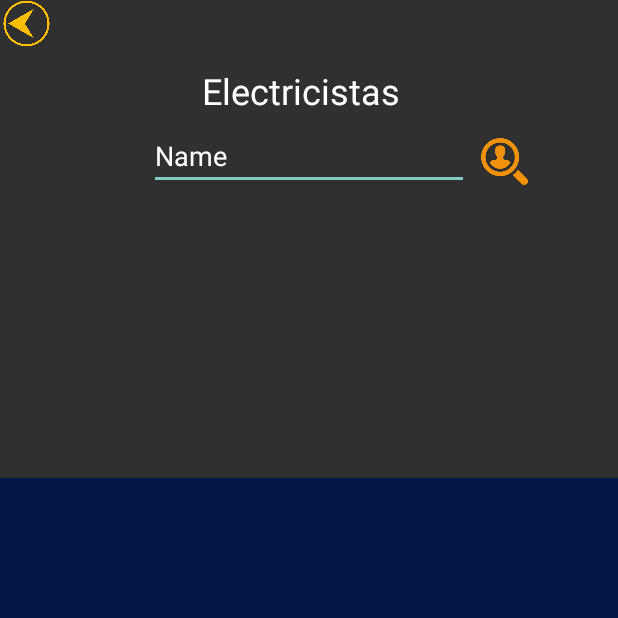
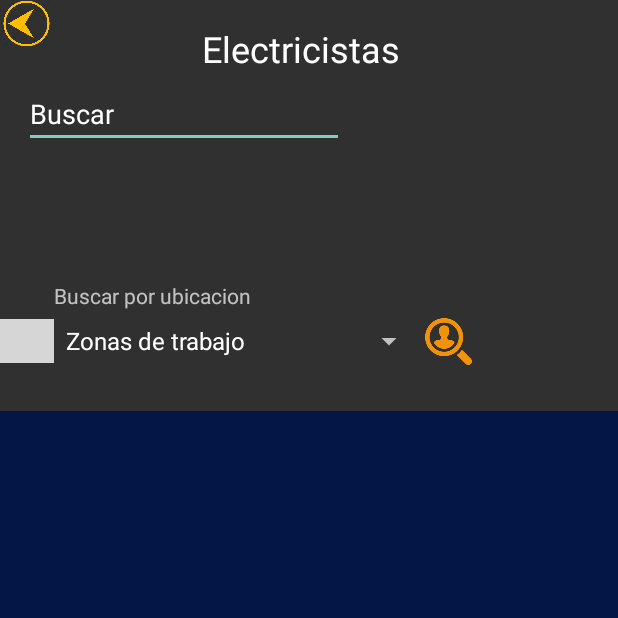
Before and after one commit to GaezOrt/SolveIt, an Android app: the Electricidad screen opened directly, with no data from a screen before it, on a phone screen of 412 x 824 dp, the top half of it. Run offline under Robolectric (Android 15) with nearby library versions, the phone set to English and light mode, and no system bars; our stand-ins replace CircleImageView; grey boxes are pictures that could not be loaded.

Commit message:
Todo okay. *Busqueda interiorizada en base a la localizacion

```diff
--- a/app/build.gradle
+++ b/app/build.gradle
@@ -30,7 +30,10 @@ dependencies {
         compile 'pl.droidsonroids.gif:android-gif-drawable:1.2.+'
         compile 'com.github.bumptech.glide:glide:3.7.0'
         compile 'com.android.support:support-v4:23.4.0'
-    })
+        compile 'com.sothree.slidinguppanel:library:3.4.0'
+    }
+
+    )
 
 
     implementation 'com.android.support:appcompat-v7:26.0.0-alpha1'
--- a/app/src/main/java/gunner/gunner/Electricidad.java
+++ b/app/src/main/java/gunner/gunner/Electricidad.java
@@ -13,15 +13,19 @@ import android.view.View;
 import android.widget.AdapterView;
 import android.widget.ArrayAdapter;
 import android.widget.Button;
+import android.widget.CheckBox;
+import android.widget.EditText;
 import android.widget.ImageView;
 import android.widget.ListView;
 import android.widget.RatingBar;
+import android.widget.Spinner;
 import android.widget.TextView;
 
 import com.bumptech.glide.Glide;
 import com.bumptech.glide.request.target.GlideDrawableImageViewTarget;
 
 import java.util.ArrayList;
+import java.util.Calendar;
 import java.util.Iterator;
 import java.util.List;
 
@@ -29,10 +33,13 @@ import static android.view.View.INVISIBLE;
 import static android.view.View.VISIBLE;
 import static gunner.gunner.R.id.all;
 import static gunner.gunner.R.id.button2;
+import static gunner.gunner.R.id.editText6;
 import static gunner.gunner.R.id.imageView10;
 import static gunner.gunner.R.id.imageView5;
+import static gunner.gunner.R.id.imageView6;
 import static gunner.gunner.R.id.lista;
 
+import static gunner.gunner.R.id.spinner2;
 import static gunner.gunner.R.id.swiperefresh;
 import static gunner.gunner.R.id.textView27;
 
@@ -40,8 +47,9 @@ import static gunner.gunner.R.id.textView27;
  * Created by Gaston on 11/18/2019.
  */
 
-public class Electricidad extends AppCompatActivity {
+public class Electricidad extends AppCompatActivity implements MultiSpinner.MultiSpinnerListener{
 
+    static String location;
     static int comentarios;
     static ArrayList<Electricista> electricistas =new ArrayList<Electricista>();
     static boolean showLoad;
@@ -49,10 +57,37 @@ public class Electricidad extends AppCompatActivity {
     protected void onCreate(Bundle savedInstanceState) {
 
 
-
         setTheme(R.style.Theme_Design_NoActionBar);
         super.onCreate(savedInstanceState);
         setContentView(R.layout.electr);
+
+
+        MultiSpinner ms = (MultiSpinner) findViewById(R.id.spinner2);
+        List<String> list = new ArrayList<String>();
+        list.add("Palermo");
+        list.add("Recoleta");
+        list.add("Almagro");
+        list.add("Caballito");
+        list.add("Boedo");
+        list.add("Belgrano");
+        list.add("Villa Pueyrredon");
+        list.add("Villa Urquiza");
+        list.add("Flores");
+        list.add("Lugano");
+        ms.setItems(list, "Zonas de trabajo", this);
+
+        ImageView search=(ImageView)findViewById(imageView6);
+        EditText edit=(EditText)findViewById(editText6);
+        Intent r = new Intent(this, DownloadStuffInBackground.class);
+        search.setOnClickListener((v)->{
+            Electricidad.electricistas.clear();
+            DownloadStuffInBackground.lookForLocation=true;
+            Spinner spinner= (Spinner)findViewById(spinner2);
+            DownloadStuffInBackground.LookingAfterLocation=spinner.getSelectedItem().toString();
+            startService(r);
+            adapter.notifyDataSetChanged();
+
+        });
 
         adapter = new MyListAdaptor(this,R.layout.list_view,electricistas);
         final ListView listView= (ListView) findViewById(lista);
@@ -120,4 +155,9 @@ public class Electricidad extends AppCompatActivity {
     public static void runOnUI(Runnable runnable) {
         UIHandler.post(runnable);
     }
+
+    @Override
+    public void onItemsSelected(boolean[] selected) {
+
+    }
 }
--- a/app/src/main/java/gunner/gunner/MainActivity.java
+++ b/app/src/main/java/gunner/gunner/MainActivity.java
@@ -17,6 +17,7 @@ import android.os.Bundle;
 import android.view.Gravity;
 import android.view.MenuItem;
 import android.view.View;
+import android.view.ViewGroup;
 import android.view.animation.Animation;
 import android.view.animation.AnimationUtils;
 import android.widget.Button;
@@ -61,6 +62,7 @@ public class MainActivity extends AppCompatActivity implements NavigationView.On
     static boolean gasista;
     static boolean cerrajero;
     static boolean albanil;
+    private View hiddenPanel;
 
     @Override
     protected void onCreate(Bundle savedInstanceState) {
@@ -72,6 +74,7 @@ public class MainActivity extends AppCompatActivity implements NavigationView.On
 
             builder1.setMessage("Se creo la cuenta correctamente");
             builder1.setCancelable(true);
+
             builder1.setPositiveButton(
                     "Ok",
                     new DialogInterface.OnClickListener() {
@@ -245,4 +248,5 @@ public class MainActivity extends AppCompatActivity implements NavigationView.On
         }
         return false;
     }
+
 }
--- a/app/src/main/java/gunner/gunner/SignUp.java
+++ b/app/src/main/java/gunner/gunner/SignUp.java
@@ -143,8 +143,6 @@ public class SignUp extends AppCompatActivity  implements MultiSpinner.MultiSpin
         list.add("Flores");
         list.add("Lugano");
         ms.setItems(list, "Zonas de trabajo", this);
-
-
 
 
         //Date of birth
@@ -316,8 +314,6 @@ public class SignUp extends AppCompatActivity  implements MultiSpinner.MultiSpin
                         location=spinner.getSelectedItem().toString();
                         SignUpService.location=location;
 
-
-
                         CheckBox electricista= (CheckBox) findViewById(Electricista);
                         if(electricista.isChecked()){
                             MainActivity.electricista=true;
--- /dev/null
+++ b/app/src/main/res/anim/bottom_up.xml
@@ -0,0 +1,6 @@
+<?xml version="1.0" encoding="utf-8"?>
+<set xmlns:android="http://schemas.android.com/apk/res/android">
+    <translate android:fromYDelta="75%p" android:toYDelta="0%p"
+        android:fillAfter="true"
+        android:duration="500"/>
+</set>
--- a/app/src/main/res/drawable/rounded_list.xml
+++ b/app/src/main/res/drawable/rounded_list.xml
@@ -3,7 +3,7 @@
     android:shape="rectangle">
     <gradient android:startColor="#05247E" android:endColor="#05247E"
         android:angle="270"/>
-
+    <stroke android:width="2dp" android:color="#FFFFFF" />
     <corners android:bottomRightRadius="20dp" android:bottomLeftRadius="20dp"
         android:topLeftRadius="20dp" android:topRightRadius="20dp"/>
 </shape>
--- a/app/src/main/res/layout/activity_main.xml
+++ b/app/src/main/res/layout/activity_main.xml
@@ -1,4 +1,5 @@
 <?xml version="1.0" encoding="utf-8"?>
+
 <android.support.v4.widget.DrawerLayout
     xmlns:android="http://schemas.android.com/apk/res/android"
     xmlns:app="http://schemas.android.com/apk/res-auto"
@@ -56,6 +57,7 @@
             tools:layout_constraintBottom_creator="1"
             tools:layout_constraintRight_creator="1"
             tools:layout_constraintTop_creator="1" />
+
 
         <Button
             android:id="@+id/button9"
@@ -324,4 +326,5 @@
         android:background="@drawable/gradient"
         android:id="@+id/nav_viw">
     </android.support.design.widget.NavigationView>
+
 </android.support.v4.widget.DrawerLayout>
--- a/app/src/main/res/layout/electr.xml
+++ b/app/src/main/res/layout/electr.xml
@@ -6,12 +6,30 @@
     android:layout_height="match_parent">
 
 
+    <gunner.gunner.MultiSpinner
+        android:id="@+id/spinner2"
+        android:layout_width="247dp"
+        android:layout_height="25dp"
+        app:layout_constraintBottom_toTopOf="@+id/swiperefresh"
+        app:layout_constraintStart_toEndOf="@+id/imageView22"
+        app:layout_constraintTop_toBottomOf="@+id/editText6"
+        app:layout_constraintVertical_bias="0.775" />
+
+    <ImageView
+        android:id="@+id/imageView22"
+        android:layout_width="36dp"
+        android:layout_height="29dp"
+        app:layout_constraintBottom_toBottomOf="@+id/spinner2"
+        app:layout_constraintStart_toStartOf="parent"
+        app:layout_constraintTop_toTopOf="@+id/spinner2"
+        app:srcCompat="@drawable/location" />
+
     <TextView
         android:id="@+id/textView2"
         style="@android:style/Widget.DeviceDefault.Light.TextView"
         android:layout_width="155dp"
         android:layout_height="37dp"
-        android:layout_marginTop="44dp"
+        android:layout_marginTop="16dp"
         android:background="@drawable/empty_background"
         android:text=" Electricistas"
         android:textAppearance="@style/TextAppearance.AppCompat.Body1"
@@ -20,11 +38,10 @@
         app:layout_constraintStart_toStartOf="parent"
         app:layout_constraintTop_toTopOf="parent" />
 
-
     <android.support.v4.widget.SwipeRefreshLayout
         android:id="@+id/swiperefresh"
-        android:layout_width="412dp"
-        android:layout_height="505dp"
+        android:layout_width="match_parent"
+        android:layout_height="550dp"
 
         android:background="#031646"
         app:layout_constraintBottom_toBottomOf="parent"
@@ -36,8 +53,8 @@
             android:layout_width="412dp"
             android:layout_height="500dp"
             android:layout_marginTop="76dp"
+            android:divider="#031646"
             android:dividerHeight="30.0sp"
-            android:divider="#031646"
             app:layout_constraintEnd_toEndOf="parent"
             app:layout_constraintHorizontal_bias="0.494"
             app:layout_constraintStart_toStartOf="parent"
@@ -61,9 +78,10 @@
         android:layout_height="wrap_content"
         android:ems="10"
         android:inputType="textPersonName"
-        android:text="Name"
+        android:text="Buscar"
         android:textColor="#FFFFFF"
         app:layout_constraintEnd_toEndOf="parent"
+        app:layout_constraintHorizontal_bias="0.08"
         app:layout_constraintStart_toStartOf="parent"
         app:layout_constraintTop_toBottomOf="@+id/textView2" />
 
@@ -71,9 +89,18 @@
         android:id="@+id/imageView6"
         android:layout_width="31dp"
         android:layout_height="38dp"
-        android:layout_marginStart="8dp"
-        app:layout_constraintBottom_toBottomOf="@+id/editText6"
-        app:layout_constraintStart_toEndOf="@+id/editText6"
+        app:layout_constraintBottom_toBottomOf="@+id/spinner2"
+        app:layout_constraintStart_toEndOf="@+id/spinner2"
+        app:layout_constraintTop_toTopOf="@+id/spinner2"
         app:srcCompat="@drawable/lupa" />
 
+    <TextView
+        android:id="@+id/textView29"
+        android:layout_width="wrap_content"
+        android:layout_height="wrap_content"
+        android:layout_marginBottom="8dp"
+        android:text="Buscar por ubicacion"
+        app:layout_constraintBottom_toTopOf="@+id/spinner2"
+        app:layout_constraintStart_toStartOf="@+id/spinner2" />
+
 </android.support.constraint.ConstraintLayout>
--- a/app/src/main/res/values/styles.xml
+++ b/app/src/main/res/values/styles.xml
@@ -6,7 +6,7 @@
         <item name="colorPrimary">@color/colorPrimary</item>
         <item name="colorPrimaryDark">@color/colorPrimaryDark</item>
         <item name="colorAccent">@color/naranja</item>
-
+        <item name="android:windowActionBarOverlay">true</item>
     </style>
     <style name="ratingBarStyle" parent="@android:style/Widget.RatingBar">
 
--- a/build.gradle
+++ b/build.gradle
@@ -21,6 +21,7 @@ allprojects {
             url 'https://maven.google.com'
             name 'Google'
         }
+
     }
 }
 
```
Also changed, not shown: app/src/main/java/gunner/gunner/DownloadStuffInBackground.java (+7 -1 lines), app/src/main/java/gunner/gunner/FindInDatabase.java (+74 -0 lines), app/src/main/res/anim/bottom_down.xml (added, +8 -0 lines), app/src/main/res/layout/list_view.xml (+2 -12 lines).
